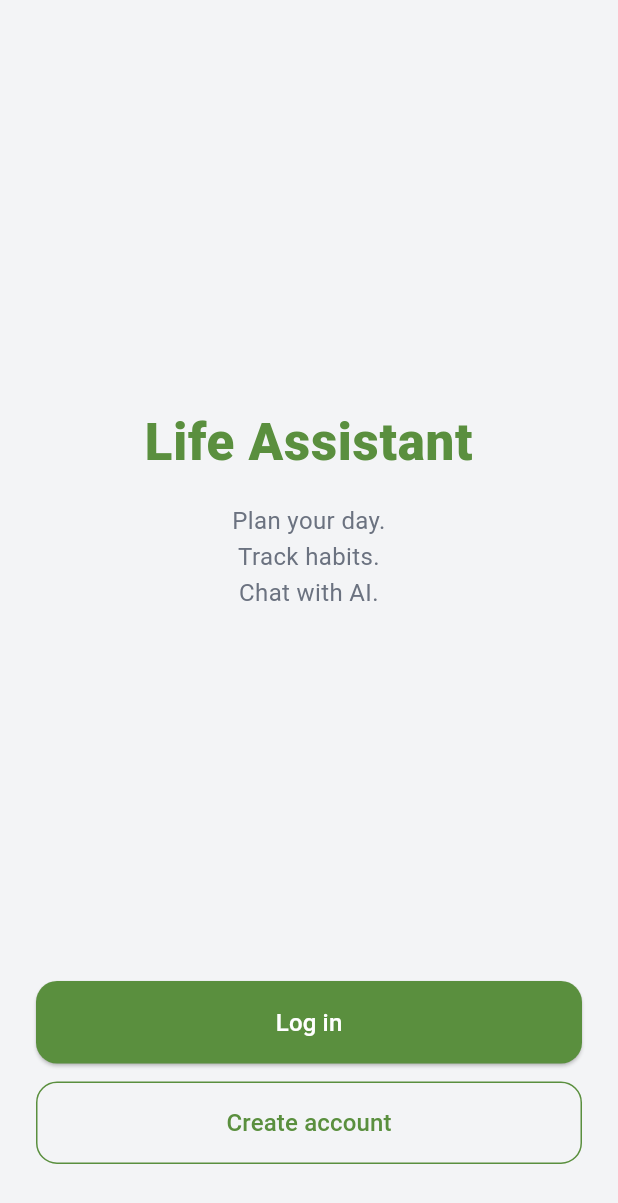
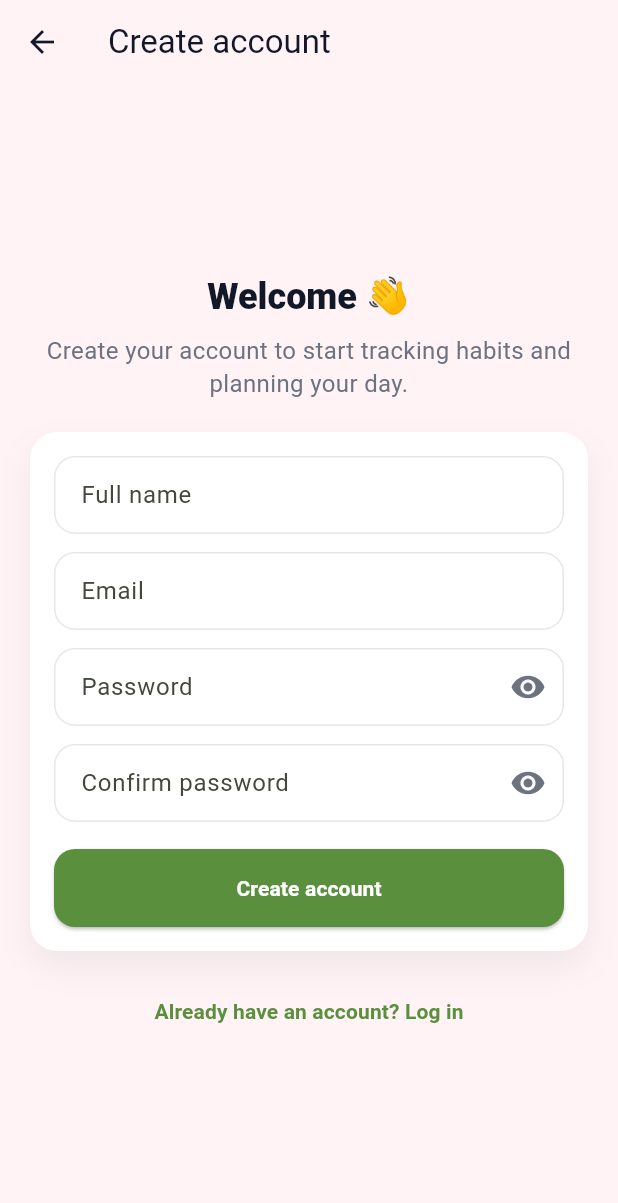
Before and after one commit to KanykeiSoft/ai_assistant_app, a Flutter app: the screen it shows after launch, after a tap on "Create account", on a phone screen of 412 x 824 dp. Shown: the top 1203 px of the screen. Run offline on Flutter 3.47's test engine with Material 3 defaults, Android fonts, the phone set to English and light mode, and no system bars.

Commit message:
Add welcome screen and register page UI

```diff
--- a/lib/main.dart
+++ b/lib/main.dart
@@ -1,4 +1,5 @@
 import 'package:flutter/material.dart';
+import 'register_page.dart';
 
 // ===== Palette =====
 const Color kBg = Color(0xFFF3F4F6);      // light gray background
@@ -66,8 +67,8 @@ class WelcomePage extends StatelessWidget {
               const Spacer(),
 
               // ===== Title + subtitle (NO white card) =====
-              Column(
-                children: const [
+              const Column(
+                children: [
                   Text(
                     'Life Assistant',
                     textAlign: TextAlign.center,
@@ -97,7 +98,9 @@ class WelcomePage extends StatelessWidget {
               SizedBox(
                 width: double.infinity,
                 child: ElevatedButton(
-                  onPressed: () {},
+                  onPressed: () {
+                    // TODO: navigate to LoginPage later
+                  },
                   style: ElevatedButton.styleFrom(
                     backgroundColor: kPrimary,
                     foregroundColor: Colors.white,
@@ -119,7 +122,14 @@ class WelcomePage extends StatelessWidget {
               SizedBox(
                 width: double.infinity,
                 child: OutlinedButton(
-                  onPressed: () {},
+                  onPressed: () {
+                    Navigator.push(
+                      context,
+                      MaterialPageRoute(
+                        builder: (_) => const RegisterPage(),
+                      ),
+                    );
+                  },
                   style: OutlinedButton.styleFrom(
                     foregroundColor: kPrimary,
                     padding: const EdgeInsets.symmetric(vertical: 16),
--- /dev/null
+++ b/lib/register_page.dart
@@ -0,0 +1,277 @@
+import 'package:flutter/material.dart';
+
+// Reuse your palette (adjust/remove if already defined globally)
+const Color kBg = Color(0xFFFFF3F6);
+const Color kText = Color(0xFF111827);
+const Color kMuted = Color(0xFF6B7280);
+const Color kPrimary = Color(0xFF5A8F3E);
+const Color kSurface = Colors.white;
+
+class RegisterPage extends StatefulWidget {
+  const RegisterPage({super.key});
+
+  @override
+  State<RegisterPage> createState() => _RegisterPageState();
+}
+
+class _RegisterPageState extends State<RegisterPage> {
+  final _formKey = GlobalKey<FormState>();
+
+  final _nameCtrl = TextEditingController();
+  final _emailCtrl = TextEditingController();
+  final _passCtrl = TextEditingController();
+  final _confirmCtrl = TextEditingController();
+
+  bool _loading = false;
+  bool _obscurePass = true;
+  bool _obscureConfirm = true;
+
+  @override
+  void dispose() {
+    _nameCtrl.dispose();
+    _emailCtrl.dispose();
+    _passCtrl.dispose();
+    _confirmCtrl.dispose();
+    super.dispose();
+  }
+
+  void _submit() async {
+    FocusScope.of(context).unfocus();
+
+    if (!_formKey.currentState!.validate()) return;
+
+    setState(() => _loading = true);
+
+    // TODO: Connect to backend later via AuthService.register(...)
+    await Future.delayed(const Duration(milliseconds: 900));
+
+    setState(() => _loading = false);
+
+    if (!mounted) return;
+    ScaffoldMessenger.of(context).showSnackBar(
+      const SnackBar(content: Text("Account created (fake for now).")),
+    );
+
+    // Example: go to login screen after register
+    Navigator.pop(context);
+  }
+
+  InputDecoration _decoration({
+    required String label,
+    String? hint,
+    Widget? suffixIcon,
+  }) {
+    return InputDecoration(
+      labelText: label,
+      hintText: hint,
+      filled: true,
+      fillColor: kSurface,
+      suffixIcon: suffixIcon,
+      border: OutlineInputBorder(
+        borderRadius: BorderRadius.circular(14),
+        borderSide: const BorderSide(color: Color(0xFFE5E7EB)),
+      ),
+      enabledBorder: OutlineInputBorder(
+        borderRadius: BorderRadius.circular(14),
+        borderSide: const BorderSide(color: Color(0xFFE5E7EB)),
+      ),
+      focusedBorder: OutlineInputBorder(
+        borderRadius: BorderRadius.circular(14),
+        borderSide: BorderSide(color: kPrimary.withOpacity(0.8), width: 2),
+      ),
+      contentPadding: const EdgeInsets.symmetric(horizontal: 14, vertical: 14),
+    );
+  }
+
+  @override
+  Widget build(BuildContext context) {
+    return Scaffold(
+      backgroundColor: kBg,
+      appBar: AppBar(
+        backgroundColor: kBg,
+        elevation: 0,
+        foregroundColor: kText,
+        title: const Text("Create account"),
+      ),
+      body: SafeArea(
+        child: Center(
+          child: ConstrainedBox(
+            constraints: const BoxConstraints(maxWidth: 440),
+            child: SingleChildScrollView(
+              padding: const EdgeInsets.fromLTRB(20, 16, 20, 24),
+              child: Column(
+                crossAxisAlignment: CrossAxisAlignment.stretch,
+                children: [
+                  const SizedBox(height: 8),
+                  Text(
+                    "Welcome 👋",
+                    style: Theme.of(context).textTheme.headlineSmall?.copyWith(
+                          color: kText,
+                          fontWeight: FontWeight.w800,
+                        ),
+                    textAlign: TextAlign.center,
+                  ),
+                  const SizedBox(height: 8),
+                  Text(
+                    "Create your account to start tracking habits and planning your day.",
+                    style: Theme.of(context).textTheme.bodyMedium?.copyWith(
+                          color: kMuted,
+                          height: 1.4,
+                        ),
+                    textAlign: TextAlign.center,
+                  ),
+                  const SizedBox(height: 22),
+
+                  // Card container
+                  Container(
+                    padding: const EdgeInsets.all(16),
+                    decoration: BoxDecoration(
+                      color: kSurface,
+                      borderRadius: BorderRadius.circular(18),
+                      boxShadow: [
+                        BoxShadow(
+                          color: Colors.black.withOpacity(0.06),
+                          blurRadius: 18,
+                          offset: const Offset(0, 10),
+                        ),
+                      ],
+                    ),
+                    child: Form(
+                      key: _formKey,
+                      child: Column(
+                        children: [
+                          TextFormField(
+                            controller: _nameCtrl,
+                            textInputAction: TextInputAction.next,
+                            decoration: _decoration(
+                              label: "Full name",
+                              hint: "e.g. Aida K.",
+                            ),
+                            validator: (v) {
+                              final value = (v ?? "").trim();
+                              if (value.isEmpty) return "Please enter your name";
+                              if (value.length < 2) return "Name is too short";
+                              return null;
+                            },
+                          ),
+                          const SizedBox(height: 12),
+
+                          TextFormField(
+                            controller: _emailCtrl,
+                            keyboardType: TextInputType.emailAddress,
+                            textInputAction: TextInputAction.next,
+                            decoration: _decoration(
+                              label: "Email",
+                              hint: "you@example.com",
+                            ),
+                            validator: (v) {
+                              final value = (v ?? "").trim();
+                              if (value.isEmpty) return "Please enter your email";
+                              final emailOk = RegExp(r'^\S+@\S+\.\S+$').hasMatch(value);
+                              if (!emailOk) return "Enter a valid email";
+                              return null;
+                            },
+                          ),
+                          const SizedBox(height: 12),
+
+                          TextFormField(
+                            controller: _passCtrl,
+                            obscureText: _obscurePass,
+                            textInputAction: TextInputAction.next,
+                            decoration: _decoration(
+                              label: "Password",
+                              hint: "Minimum 6 characters",
+                              suffixIcon: IconButton(
+                                onPressed: () =>
+                                    setState(() => _obscurePass = !_obscurePass),
+                                icon: Icon(
+                                  _obscurePass ? Icons.visibility : Icons.visibility_off,
+                                  color: kMuted,
+                                ),
+                              ),
+                            ),
+                            validator: (v) {
+                              final value = (v ?? "");
+                              if (value.isEmpty) return "Please enter a password";
+                              if (value.length < 6) return "Password must be at least 6 chars";
+                              return null;
+                            },
+                          ),
+                          const SizedBox(height: 12),
+
+                          TextFormField(
+                            controller: _confirmCtrl,
+                            obscureText: _obscureConfirm,
+                            textInputAction: TextInputAction.done,
+                            decoration: _decoration(
+                              label: "Confirm password",
+                              suffixIcon: IconButton(
+                                onPressed: () => setState(
+                                    () => _obscureConfirm = !_obscureConfirm),
+                                icon: Icon(
+                                  _obscureConfirm ? Icons.visibility : Icons.visibility_off,
+                                  color: kMuted,
+                                ),
+                              ),
+                            ),
+                            validator: (v) {
+                              final value = (v ?? "");
+                              if (value.isEmpty) return "Please confirm your password";
+                              if (value != _passCtrl.text) return "Passwords do not match";
+                              return null;
+                            },
+                            onFieldSubmitted: (_) => _loading ? null : _submit(),
+                          ),
+
+                          const SizedBox(height: 18),
+
+                          SizedBox(
+                            height: 52,
+                            width: double.infinity,
+                            child: ElevatedButton(
+                              onPressed: _loading ? null : _submit,
+                              style: ElevatedButton.styleFrom(
+                                backgroundColor: kPrimary,
+                                foregroundColor: Colors.white,
+                                shape: RoundedRectangleBorder(
+                                  borderRadius: BorderRadius.circular(14),
+                                ),
+                              ),
+                              child: _loading
+                                  ? const SizedBox(
+                                      width: 22,
+                                      height: 22,
+                                      child: CircularProgressIndicator(
+                                        strokeWidth: 2.4,
+                                        color: Colors.white,
+                                      ),
+                                    )
+                                  : const Text(
+                                      "Create account",
+                                      style: TextStyle(fontWeight: FontWeight.w700),
+                                    ),
+                            ),
+                          ),
+                        ],
+                      ),
+                    ),
+                  ),
+
+                  const SizedBox(height: 16),
+
+                  TextButton(
+                    onPressed: () => Navigator.pop(context),
+                    child: const Text(
+                      "Already have an account? Log in",
+                      style: TextStyle(color: kPrimary, fontWeight: FontWeight.w700),
+                    ),
+                  ),
+                ],
+              ),
+            ),
+          ),
+        ),
+      ),
+    );
+  }
+}
```
